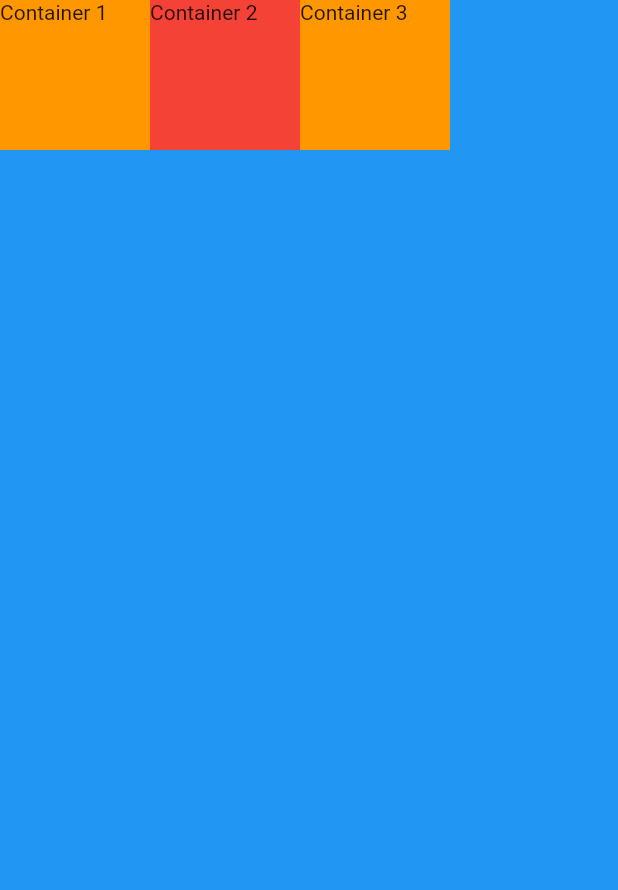
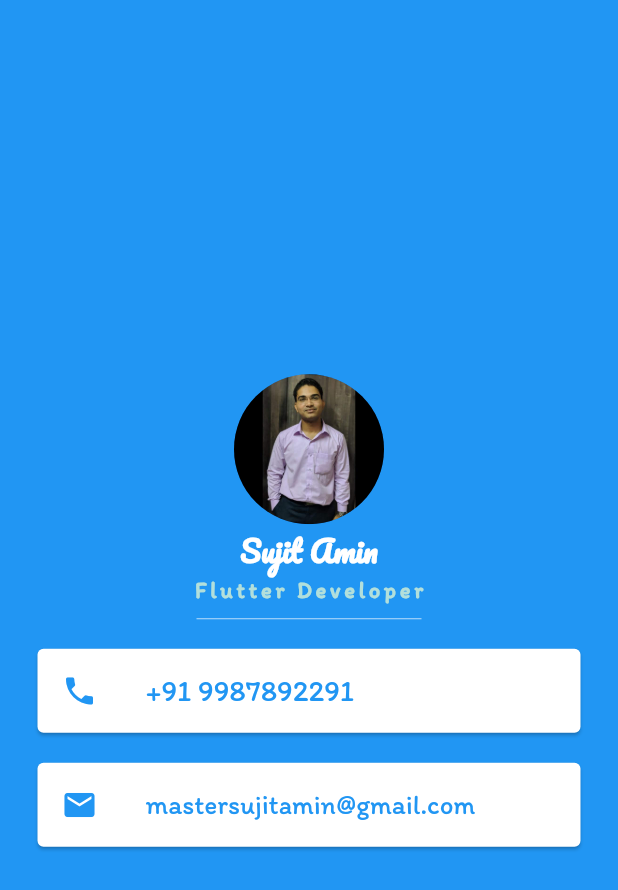
Before and after one commit to SujitAmin/Flutter-MiCard, a Flutter app: the screen it shows after launch, on a phone screen of 412 x 824 dp. Shown: the top 890 px of the screen. Run offline on Flutter 3.47's test engine with Material 2 defaults, Android fonts, the phone set to English and light mode, and no system bars.

Commit message:
completed MICard

```diff
--- a/lib/main.dart
+++ b/lib/main.dart
@@ -11,28 +11,65 @@ class MyApp extends StatelessWidget {
       home: Scaffold(
         backgroundColor: Colors.blue,
         body: SafeArea(
-          child: Row(
+          child: Column(
+            mainAxisAlignment: MainAxisAlignment.center,
             children: <Widget>[
-              Container(
-                height: 100.0,
-                width: 100.0,
-                color: Colors.orange,
-                child: Text('Container 1'),
+              CircleAvatar(
+                  radius: 50.0,
+                  backgroundImage: AssetImage('images/sujit.jpg')),
+              Text(
+                'Sujit Amin',
+                style: TextStyle(
+                    color: Colors.white,
+                    fontFamily: 'Pacifico',
+                    fontWeight: FontWeight.bold,
+                    fontSize: 20.0),
               ),
-              Container(
-                height: 100.0,
-                width: 100.0,
-                color: Colors.red,
-                child: Text('Container 2'),
+              Text(
+                'Flutter Developer',
+                style: TextStyle(
+                    color: Colors.teal.shade100,
+                    fontFamily: 'Itim',
+                    fontWeight: FontWeight.bold,
+                    fontSize: 15.0,
+                    letterSpacing: 2.5),
               ),
               SizedBox(
-                height: 60.0,
+                width: 150.0,
+                height: 20.0,
+                child: Divider(
+                  color: Colors.blue.shade100,
+                ),
               ),
-              Container(
-                height: 100.0,
-                width: 100.0,
-                color: Colors.orange,
-                child: Text('Container 3'),
+              Card(
+                  margin:
+                      EdgeInsets.symmetric(vertical: 10.0, horizontal: 25.0),
+                  child: ListTile(
+                    leading: Icon(
+                      Icons.phone,
+                      color: Colors.blue,
+                    ),
+                    title: Text(
+                      '+91 9987892291',
+                      style: TextStyle(
+                          fontFamily: 'Itim',
+                          fontSize: 20.0,
+                          color: Colors.blue),
+                    ),
+                  )),
+              Card(
+                margin: EdgeInsets.symmetric(vertical: 10.0, horizontal: 25.0),
+                child: ListTile(
+                  leading: Icon(
+                    Icons.email,
+                    color: Colors.blue,
+                  ),
+                  title: Text(
+                    'mastersujitamin@gmail.com',
+                    style: TextStyle(
+                        fontFamily: 'Itim', fontSize: 18.0, color: Colors.blue),
+                  ),
+                ),
               ),
             ],
           ),
@@ -41,3 +78,7 @@ class MyApp extends StatelessWidget {
     );
   }
 }
+
+//NetworkImage(
+//                     'https://image.shutterstock.com/image-photo/white-transparent-leaf-on-mirror-260nw-1029171697.jpg') /*AssetImage('images/sujit.jpg')*/,
+//
```
Also changed, not shown: pubspec.yaml (+10 -39 lines), fonts/Itim-Regular.ttf (added), fonts/Pacifico-Regular.ttf (added), images/sujit.jpg (added), 15 other files.
